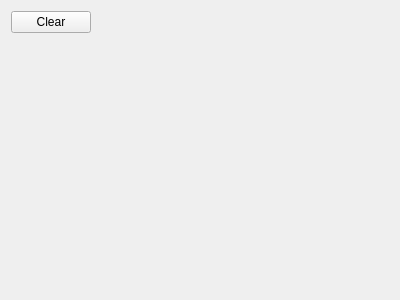
Qt form src/configurator/bookmark.ui (KDE/ring-kde) before a commit.
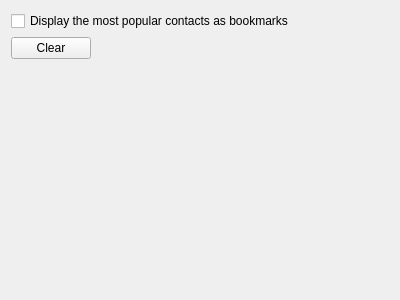
The same form after that commit. Icons and pictures are not drawn.

Commit message:
bookmark: Improve the configuration interface
Allow to enable/disable automatic bookmarks

Diff of the .ui file:
```diff
--- a/src/configurator/bookmark.ui
+++ b/src/configurator/bookmark.ui
@@ -11,7 +11,14 @@
    </rect>
   </property>
   <layout class="QGridLayout" name="gridLayout">
-   <item row="0" column="0">
+   <item row="0" column="0" colspan="2">
+    <widget class="QCheckBox" name="kcfg_displayPopularAsBookmark">
+     <property name="text">
+      <string>Display the most popular contacts as bookmarks</string>
+     </property>
+    </widget>
+   </item>
+   <item row="1" column="0">
     <widget class="QPushButton" name="pushButton">
      <property name="text">
       <string>Clear</string>
@@ -21,7 +28,7 @@
      </property>
     </widget>
    </item>
-   <item row="0" column="1">
+   <item row="1" column="1">
     <spacer name="horizontalSpacer">
      <property name="orientation">
       <enum>Qt::Horizontal</enum>
@@ -34,7 +41,7 @@
      </property>
     </spacer>
    </item>
-   <item row="1" column="0">
+   <item row="2" column="0" colspan="2">
     <spacer name="verticalSpacer">
      <property name="orientation">
       <enum>Qt::Vertical</enum>
```
Left out of the diff: 3 changed lines with no effect on the pictures. The commit also changes 3 other files.
